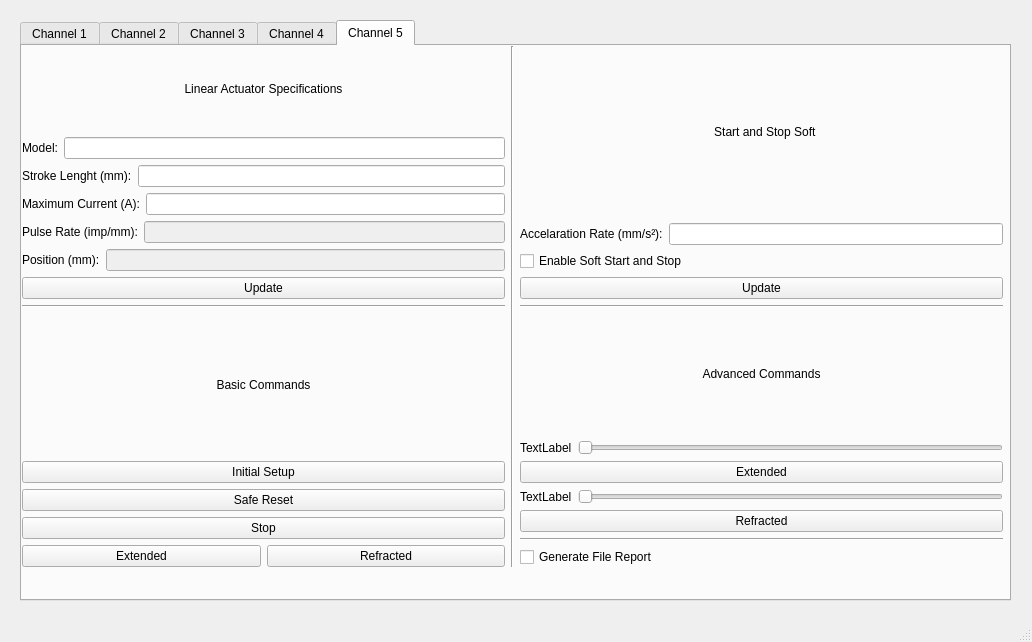
Above: mainwindow.ui from up201505284/CentralUnit before the change. Below: the same form after it.
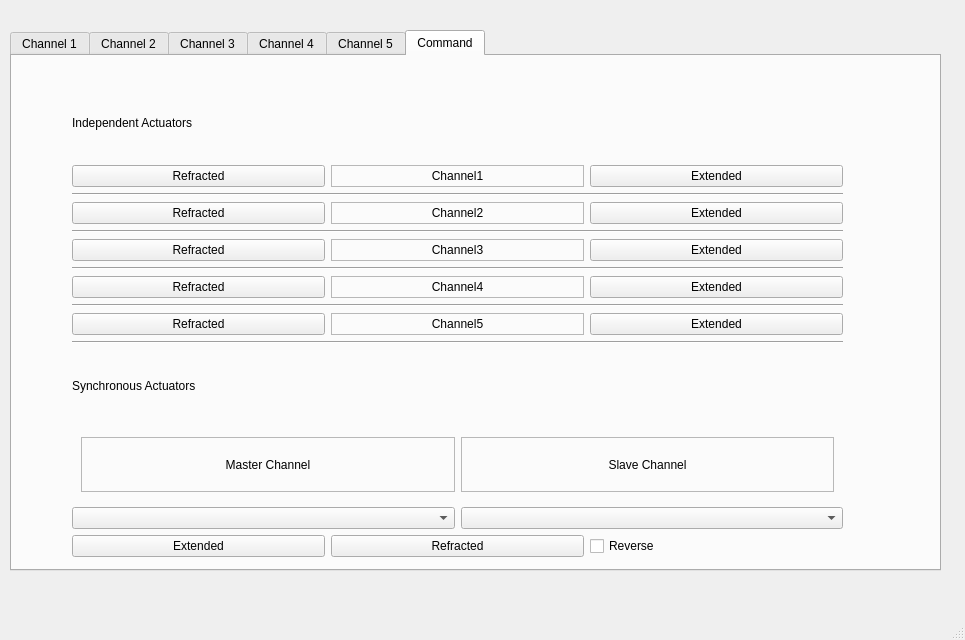
That is the form after the change. The open tabs and pages were chosen to show the change.

The edit to the form file:
```diff
--- a/mainwindow.ui
+++ b/mainwindow.ui
@@ -6,8 +6,8 @@
    <rect>
     <x>0</x>
     <y>0</y>
-    <width>1032</width>
-    <height>642</height>
+    <width>965</width>
+    <height>640</height>
    </rect>
   </property>
   <property name="windowTitle">
@@ -17,10 +17,10 @@
    <widget class="QTabWidget" name="tabChannel">
     <property name="geometry">
      <rect>
-      <x>20</x>
-      <y>20</y>
-      <width>991</width>
-      <height>581</height>
+      <x>10</x>
+      <y>30</y>
+      <width>931</width>
+      <height>541</height>
      </rect>
     </property>
     <property name="sizePolicy">
@@ -1364,10 +1364,10 @@
      <widget class="QWidget" name="gridLayoutWidget_10">
       <property name="geometry">
        <rect>
-        <x>0</x>
-        <y>0</y>
-        <width>981</width>
-        <height>521</height>
+        <x>70</x>
+        <y>30</y>
+        <width>771</width>
+        <height>471</height>
        </rect>
       </property>
       <layout class="QGridLayout" name="gridLayout_channel5">
@@ -1598,7 +1598,7 @@
                <item>
                 <widget class="QLabel" name="labelAccelarationRate_channel5">
                  <property name="text">
-                  <string>Accelaration Rate (mm/s²):</string>
+                  <string>Accelaration Time (mm):</string>
                  </property>
                 </widget>
                </item>
@@ -1687,6 +1687,308 @@
       </layout>
      </widget>
     </widget>
+    <widget class="QWidget" name="tabCommand">
+     <attribute name="title">
+      <string>Command</string>
+     </attribute>
+     <widget class="QWidget" name="layoutWidget">
+      <property name="geometry">
+       <rect>
+        <x>60</x>
+        <y>30</y>
+        <width>771</width>
+        <height>471</height>
+       </rect>
+      </property>
+      <layout class="QVBoxLayout" name="verticalLayout">
+       <item>
+        <widget class="QLabel" name="labelIndependedActuators">
+         <property name="text">
+          <string>Independent Actuators</string>
+         </property>
+        </widget>
+       </item>
+       <item>
+        <layout class="QHBoxLayout" name="horizontalLayout_channel1">
+         <item>
+          <widget class="QPushButton" name="pushButtonRefractedCommand_channel1">
+           <property name="text">
+            <string>Refracted</string>
+           </property>
+          </widget>
+         </item>
+         <item>
+          <widget class="QLabel" name="label_channel1">
+           <property name="frameShape">
+            <enum>QFrame::StyledPanel</enum>
+           </property>
+           <property name="text">
+            <string>Channel1</string>
+           </property>
+           <property name="alignment">
+            <set>Qt::AlignCenter</set>
+           </property>
+          </widget>
+         </item>
+         <item>
+          <widget class="QPushButton" name="pushButtonExtendedCommand_channel1">
+           <property name="text">
+            <string>Extended</string>
+           </property>
+          </widget>
+         </item>
+        </layout>
+       </item>
+       <item>
+        <widget class="Line" name="line_6">
+         <property name="orientation">
+          <enum>Qt::Horizontal</enum>
+         </property>
+        </widget>
+       </item>
+       <item>
+        <layout class="QHBoxLayout" name="horizontalLayout_channel2">
+         <item>
+          <widget class="QPushButton" name="pushButtonRefractedCommand_channel2">
+           <property name="text">
+            <string>Refracted</string>
+           </property>
+          </widget>
+         </item>
+         <item>
+          <widget class="QLabel" name="label_channel2">
+           <property name="frameShape">
+            <enum>QFrame::StyledPanel</enum>
+           </property>
+           <property name="text">
+            <string>Channel2</string>
+           </property>
+           <property name="alignment">
+            <set>Qt::AlignCenter</set>
+           </property>
+          </widget>
+         </item>
+         <item>
+          <widget class="QPushButton" name="pushButtonExtendedCommand_channel2">
+           <property name="text">
+            <string>Extended</string>
+           </property>
+          </widget>
+         </item>
+        </layout>
+       </item>
+       <item>
+        <widget class="Line" name="line_7">
+         <property name="orientation">
+          <enum>Qt::Horizontal</enum>
+         </property>
+        </widget>
+       </item>
+       <item>
+        <layout class="QHBoxLayout" name="horizontalLayout_channel3">
+         <item>
+          <widget class="QPushButton" name="pushButtonRefractedCommand_channel3">
+           <property name="text">
+            <string>Refracted</string>
+           </property>
+          </widget>
+         </item>
+         <item>
+          <widget class="QLabel" name="label_channel3">
+           <property name="frameShape">
+            <enum>QFrame::StyledPanel</enum>
+           </property>
+           <property name="text">
+            <string>Channel3</string>
+           </property>
+           <property name="alignment">
+            <set>Qt::AlignCenter</set>
+           </property>
+          </widget>
+         </item>
+         <item>
+          <widget class="QPushButton" name="pushButtonExtendedCommand_channel3">
+           <property name="text">
+            <string>Extended</string>
+           </property>
+          </widget>
+         </item>
+        </layout>
+       </item>
+       <item>
+        <widget class="Line" name="line_8">
+         <property name="orientation">
+          <enum>Qt::Horizontal</enum>
+         </property>
+        </widget>
+       </item>
+       <item>
+        <layout class="QHBoxLayout" name="horizontalLayout_channel4">
+         <item>
+          <widget class="QPushButton" name="pushButtonRefractedCommand_channel4">
+           <property name="text">
+            <string>Refracted</string>
+           </property>
+          </widget>
+         </item>
+         <item>
+          <widget class="QLabel" name="label_channel4">
+           <property name="frameShape">
+            <enum>QFrame::StyledPanel</enum>
+           </property>
+           <property name="text">
+            <string>Channel4</string>
+           </property>
+           <property name="alignment">
+            <set>Qt::AlignCenter</set>
+           </property>
+          </widget>
+         </item>
+         <item>
+          <widget class="QPushButton" name="pushButtonExtendedCommand_channel4">
+           <property name="text">
+            <string>Extended</string>
+           </property>
+          </widget>
+         </item>
+        </layout>
+       </item>
+       <item>
+        <widget class="Line" name="line_9">
+         <property name="orientation">
+          <enum>Qt::Horizontal</enum>
+         </property>
+        </widget>
+       </item>
+       <item>
+        <layout class="QHBoxLayout" name="horizontalLayout_channel5">
+         <item>
+          <widget class="QPushButton" name="pushButtonRefractedCommand_channel5">
+           <property name="text">
+            <string>Refracted</string>
+           </property>
+          </widget>
+         </item>
+         <item>
+          <widget class="QLabel" name="label_channel5">
+           <property name="frameShape">
+            <enum>QFrame::StyledPanel</enum>
+           </property>
+           <property name="text">
+            <string>Channel5</string>
+           </property>
+           <property name="alignment">
+            <set>Qt::AlignCenter</set>
+           </property>
+          </widget>
+         </item>
+         <item>
+          <widget class="QPushButton" name="pushButtonExtendedCommand_channel5">
+           <property name="text">
+            <string>Extended</string>
+           </property>
+          </widget>
+         </item>
+        </layout>
+       </item>
+       <item>
+        <widget class="Line" name="line_10">
+         <property name="orientation">
+          <enum>Qt::Horizontal</enum>
+         </property>
+        </widget>
+       </item>
+       <item>
+        <widget class="QLabel" name="labelSynchronousctuators">
+         <property name="text">
+          <string>Synchronous Actuators</string>
+         </property>
+        </widget>
+       </item>
+       <item>
+        <widget class="QFrame" name="frame">
+         <layout class="QHBoxLayout" name="horizontalLayoutLabel">
+          <item>
+           <widget class="QLabel" name="labelMaster">
+            <property name="frameShape">
+             <enum>QFrame::StyledPanel</enum>
+            </property>
+            <property name="text">
+             <string>Master Channel</string>
+            </property>
+            <property name="alignment">
+             <set>Qt::AlignCenter</set>
+            </property>
+           </widget>
+          </item>
+          <item>
+           <widget class="QLabel" name="labelSlave">
+            <property name="frameShape">
+             <enum>QFrame::StyledPanel</enum>
+            </property>
+            <property name="text">
+             <string>Slave Channel</string>
+            </property>
+            <property name="alignment">
+             <set>Qt::AlignCenter</set>
+            </property>
+           </widget>
+          </item>
+         </layout>
+        </widget>
+       </item>
+       <item>
+        <layout class="QHBoxLayout" name="horizontalLayout_ComboBox">
+         <item>
+          <widget class="QComboBox" name="comboBoxMaster">
+           <property name="layoutDirection">
+            <enum>Qt::LeftToRight</enum>
+           </property>
+           <property name="minimumContentsLength">
+            <number>10</number>
+           </property>
+          </widget>
+         </item>
+         <item>
+          <widget class="QComboBox" name="comboBoxSlave">
+           <property name="layoutDirection">
+            <enum>Qt::LeftToRight</enum>
+           </property>
+           <property name="minimumContentsLength">
+            <number>10</number>
+           </property>
+          </widget>
+         </item>
+        </layout>
+       </item>
+       <item>
+        <layout class="QHBoxLayout" name="horizontalLayout_Button">
+         <item>
+          <widget class="QPushButton" name="pushButtonExtendedSynchronous">
+           <property name="text">
+            <string>Extended</string>
+           </property>
+          </widget>
+         </item>
+         <item>
+          <widget class="QPushButton" name="pushButtonRefractedSynchronous">
+           <property name="text">
+            <string>Refracted</string>
+           </property>
+          </widget>
+         </item>
+         <item>
+          <widget class="QCheckBox" name="checkBoxReverse">
+           <property name="text">
+            <string>Reverse</string>
+           </property>
+          </widget>
+         </item>
+        </layout>
+       </item>
+      </layout>
+     </widget>
+    </widget>
    </widget>
   </widget>
   <widget class="QMenuBar" name="menubar">
```
Left out of the diff: 169 changed lines with no effect on the pictures.
